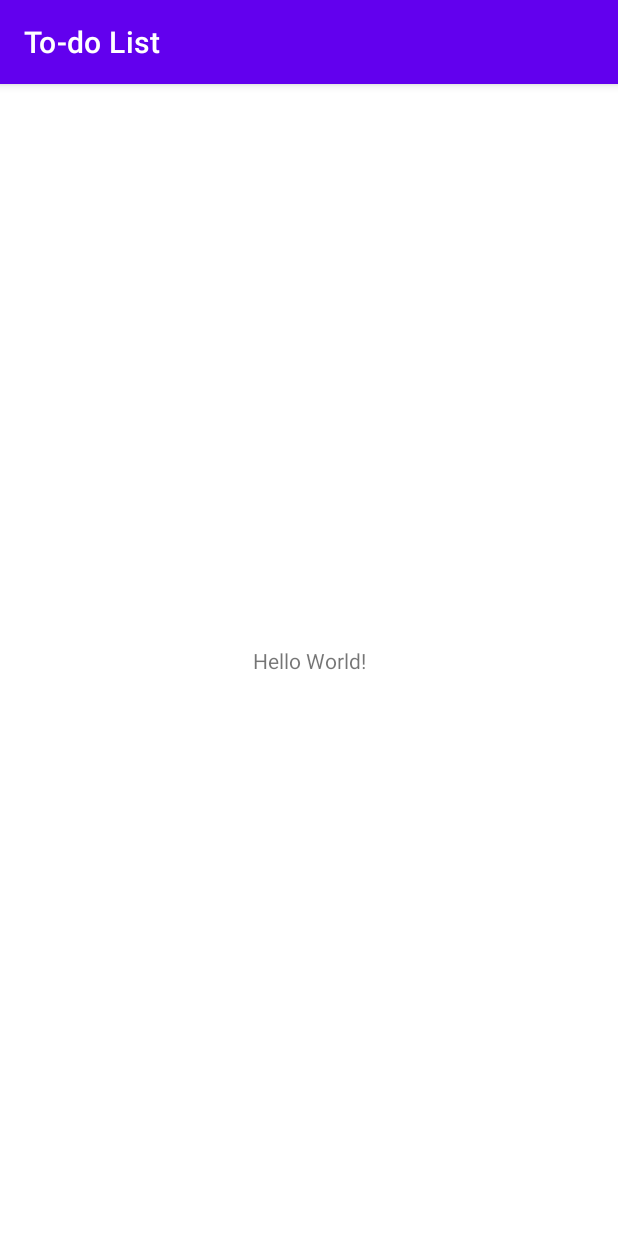
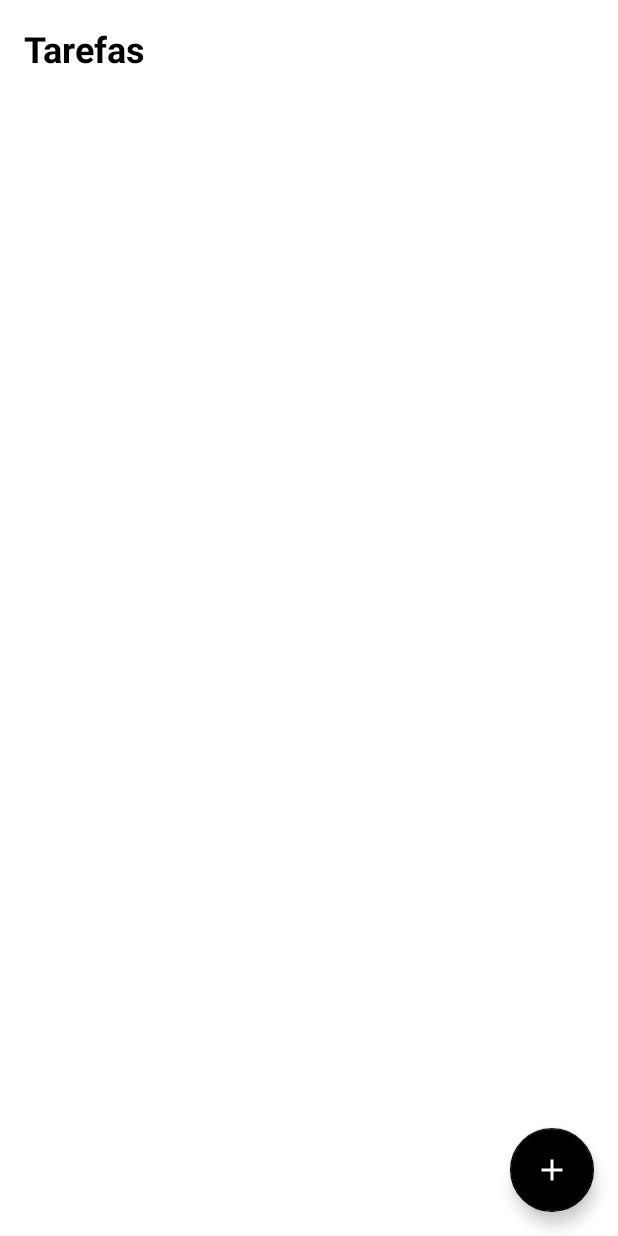
Before and after one commit to eversonhs/todo-list-app, an Android app: the screen it shows after launch (MainActivity), on a phone screen of 412 x 824 dp. Run offline under Robolectric (Android 15) with nearby library versions, the phone set to English and light mode, and no system bars.

Commit message:
feat: add create task activity and ui

```diff
--- a/app/build.gradle
+++ b/app/build.gradle
@@ -23,6 +23,9 @@ android {
             proguardFiles getDefaultProguardFile('proguard-android-optimize.txt'), 'proguard-rules.pro'
         }
     }
+    buildFeatures {
+        viewBinding true
+    }
     compileOptions {
         sourceCompatibility JavaVersion.VERSION_1_8
         targetCompatibility JavaVersion.VERSION_1_8
--- a/app/src/main/AndroidManifest.xml
+++ b/app/src/main/AndroidManifest.xml
@@ -1,5 +1,6 @@
 <?xml version="1.0" encoding="utf-8"?>
 <manifest xmlns:android="http://schemas.android.com/apk/res/android"
+    xmlns:tools="http://schemas.android.com/tools"
     package="com.eversonhs.to_dolist">
 
     <application
@@ -8,7 +9,8 @@
         android:label="@string/app_name"
         android:roundIcon="@mipmap/ic_launcher_round"
         android:supportsRtl="true"
-        android:theme="@style/Theme.TodoList">
+        android:theme="@style/Theme.TodoList"
+        tools:ignore="AllowBackup">
         <activity android:name=".MainActivity">
             <intent-filter>
                 <action android:name="android.intent.action.MAIN" />
@@ -16,6 +18,7 @@
                 <category android:name="android.intent.category.LAUNCHER" />
             </intent-filter>
         </activity>
+        <activity android:name=".ui.AddTaskActivity" />
     </application>
 
 </manifest>
--- /dev/null
+++ b/app/src/main/res/drawable/ic_add_24.xml
@@ -0,0 +1,5 @@
+<vector android:height="24dp" android:tint="#000000"
+    android:viewportHeight="24" android:viewportWidth="24"
+    android:width="24dp" xmlns:android="http://schemas.android.com/apk/res/android">
+    <path android:fillColor="@android:color/white" android:pathData="M19,13h-6v6h-2v-6H5v-2h6V5h2v6h6v2z"/>
+</vector>
--- /dev/null
+++ b/app/src/main/res/drawable/ic_navigate_before_24.xml
@@ -0,0 +1,5 @@
+<vector android:height="24dp" android:tint="#000000"
+    android:viewportHeight="24" android:viewportWidth="24"
+    android:width="24dp" xmlns:android="http://schemas.android.com/apk/res/android">
+    <path android:fillColor="@android:color/white" android:pathData="M15.41,7.41L14,6l-6,6 6,6 1.41,-1.41L10.83,12z"/>
+</vector>
--- a/app/src/main/res/layout/activity_main.xml
+++ b/app/src/main/res/layout/activity_main.xml
@@ -1,5 +1,6 @@
 <?xml version="1.0" encoding="utf-8"?>
-<androidx.constraintlayout.widget.ConstraintLayout xmlns:android="http://schemas.android.com/apk/res/android"
+<androidx.constraintlayout.widget.ConstraintLayout
+    xmlns:android="http://schemas.android.com/apk/res/android"
     xmlns:app="http://schemas.android.com/apk/res-auto"
     xmlns:tools="http://schemas.android.com/tools"
     android:layout_width="match_parent"
@@ -7,12 +8,27 @@
     tools:context=".MainActivity">
 
     <TextView
+        android:id="@+id/tv_title"
         android:layout_width="wrap_content"
         android:layout_height="wrap_content"
-        android:text="Hello World!"
-        app:layout_constraintBottom_toBottomOf="parent"
+
+        android:text="@string/title_main_act"
+        android:textSize="24sp"
+        android:textStyle="bold"
+        android:textColor="@color/black"
+
+        android:layout_margin="16dp"
         app:layout_constraintLeft_toLeftOf="parent"
-        app:layout_constraintRight_toRightOf="parent"
         app:layout_constraintTop_toTopOf="parent" />
 
+    <com.google.android.material.floatingactionbutton.FloatingActionButton
+        android:id="@+id/btn_add"
+        android:layout_width="wrap_content"
+        android:layout_height="wrap_content"
+        android:src="@drawable/ic_add_24"
+        android:layout_margin="16dp"
+        app:layout_constraintEnd_toEndOf="parent"
+        app:layout_constraintBottom_toBottomOf="parent"
+        android:contentDescription="@string/add_task_description" />
+
 </androidx.constraintlayout.widget.ConstraintLayout>
--- a/app/src/main/res/values/strings.xml
+++ b/app/src/main/res/values/strings.xml
@@ -1,3 +1,11 @@
 <resources>
     <string name="app_name">To-do List</string>
+    <string name="title_main_act">Tarefas</string>
+    <string name="title_add_task">Criar Tarefa</string>
+    <string name="hint_add_task_title">Título</string>
+    <string name="hint_add_task_description">Descrição</string>
+    <string name="add_task_hint_date">Data</string>
+    <string name="create_task">Criar Tarefa</string>
+    <string name="cancel">Cancelar</string>
+    <string name="add_task_description">Add task</string>
 </resources>
--- a/app/src/main/res/values/themes.xml
+++ b/app/src/main/res/values/themes.xml
@@ -1,14 +1,13 @@
 <resources xmlns:tools="http://schemas.android.com/tools">
     <!-- Base application theme. -->
-    <style name="Theme.TodoList" parent="Theme.MaterialComponents.DayNight.DarkActionBar">
+    <style name="Theme.TodoList" parent="Theme.MaterialComponents.Light.NoActionBar">
         <!-- Primary brand color. -->
-        <item name="colorPrimary">@color/purple_500</item>
-        <item name="colorPrimaryVariant">@color/purple_700</item>
-        <item name="colorOnPrimary">@color/white</item>
+        <item name="colorPrimary">@color/black</item>
+        <item name="colorPrimaryDark">@color/black</item>
+
         <!-- Secondary brand color. -->
-        <item name="colorSecondary">@color/teal_200</item>
-        <item name="colorSecondaryVariant">@color/teal_700</item>
-        <item name="colorOnSecondary">@color/black</item>
+        <item name="colorSecondary">@color/black</item>
+        <item name="colorOnSecondary">@color/white</item>
         <!-- Status bar color. -->
         <item name="android:statusBarColor" tools:targetApi="l">?attr/colorPrimaryVariant</item>
         <!-- Customize your theme here. -->
```
Also changed, not shown: app/src/main/java/com/eversonhs/to_dolist/datasource/TaskDataSource.kt (added, +15 -0 lines), app/src/main/java/com/eversonhs/to_dolist/extensions/AppExtensions.kt (added, +17 -0 lines), app/src/main/java/com/eversonhs/to_dolist/model/Task.kt (added, +9 -0 lines), app/src/main/java/com/eversonhs/to_dolist/ui/AddTaskActivity.kt (added, +78 -0 lines), app/src/main/res/drawable/ic_calendar_24.xml (added, +10 -0 lines), app/src/main/res/drawable/ic_time_24.xml (added, +13 -0 lines), app/src/main/res/layout/activity_add_task.xml (added, +150 -0 lines).
